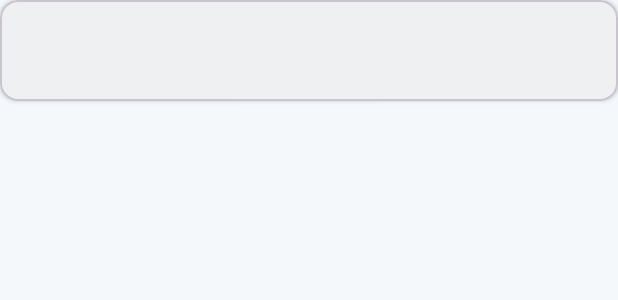
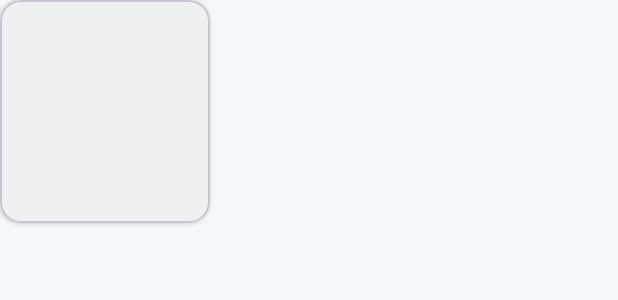
Before and after one commit to cpcdiu/SkyLook, an Android app: the layout item_hourly_weather.xml on its own in the app's theme, with its tools: preview values and no code run, on a phone screen of 412 x 824 dp. Shown: the top 300 px of the screen. Run offline under Robolectric (Android 15) with nearby library versions, the phone set to English and light mode, and no system bars.

Commit message:
Make hourly forecast horizontal and show AM/PM times

```diff
--- a/app/src/main/res/layout/item_hourly_weather.xml
+++ b/app/src/main/res/layout/item_hourly_weather.xml
@@ -1,63 +1,52 @@
 <?xml version="1.0" encoding="utf-8"?>
 <com.google.android.material.card.MaterialCardView xmlns:android="http://schemas.android.com/apk/res/android"
     xmlns:app="http://schemas.android.com/apk/res-auto"
-    android:layout_width="match_parent"
+    android:layout_width="140dp"
     android:layout_height="wrap_content"
-    android:layout_marginBottom="8dp"
-    app:cardCornerRadius="12dp"
+    android:layout_marginEnd="10dp"
+    app:cardCornerRadius="14dp"
     app:cardElevation="2dp">
 
     <LinearLayout
         android:layout_width="match_parent"
         android:layout_height="wrap_content"
-        android:gravity="center_vertical"
-        android:orientation="horizontal"
+        android:gravity="center_horizontal"
+        android:orientation="vertical"
         android:padding="12dp">
-
-        <LinearLayout
-            android:layout_width="0dp"
-            android:layout_height="wrap_content"
-            android:layout_weight="1"
-            android:orientation="vertical">
 
         <TextView
             android:id="@+id/tvHourTime"
             android:layout_width="wrap_content"
             android:layout_height="wrap_content"
             android:textColor="@color/onSurface"
-                android:textSize="16sp"
+            android:textSize="14sp"
+            android:textStyle="bold" />
+
+        <TextView
+            android:id="@+id/tvHourTemp"
+            android:layout_width="wrap_content"
+            android:layout_height="wrap_content"
+            android:layout_marginTop="8dp"
+            android:textColor="@color/primary"
+            android:textSize="22sp"
             android:textStyle="bold" />
 
         <TextView
             android:id="@+id/tvHourCondition"
             android:layout_width="wrap_content"
             android:layout_height="wrap_content"
-                android:layout_marginTop="2dp"
+            android:layout_marginTop="6dp"
+            android:gravity="center"
             android:textColor="@color/onSurface"
-                android:textSize="14sp" />
-        </LinearLayout>
-
-        <TextView
-            android:id="@+id/tvHourTemp"
-            android:layout_width="wrap_content"
-            android:layout_height="wrap_content"
-            android:layout_marginEnd="16dp"
-            android:textColor="@color/primary"
-            android:textSize="20sp"
-            android:textStyle="bold" />
-
-        <LinearLayout
-            android:layout_width="wrap_content"
-            android:layout_height="wrap_content"
-            android:gravity="end"
-            android:orientation="vertical">
+            android:textSize="13sp" />
 
         <TextView
             android:id="@+id/tvHourHumidity"
             android:layout_width="wrap_content"
             android:layout_height="wrap_content"
+            android:layout_marginTop="8dp"
             android:textColor="@color/onSurface"
-                android:textSize="13sp" />
+            android:textSize="12sp" />
 
         <TextView
             android:id="@+id/tvHourPrecip"
@@ -65,8 +54,7 @@
             android:layout_height="wrap_content"
             android:layout_marginTop="2dp"
             android:textColor="@color/onSurface"
-                android:textSize="13sp" />
-        </LinearLayout>
+            android:textSize="12sp" />
     </LinearLayout>
 
 </com.google.android.material.card.MaterialCardView>
```
Also changed, not shown: app/src/main/java/com/arif/skylook/MainActivity.java (+14 -3 lines), app/src/main/res/layout/activity_main.xml (+9 -3 lines). Lines whose indentation alone changed are shown as unchanged.
